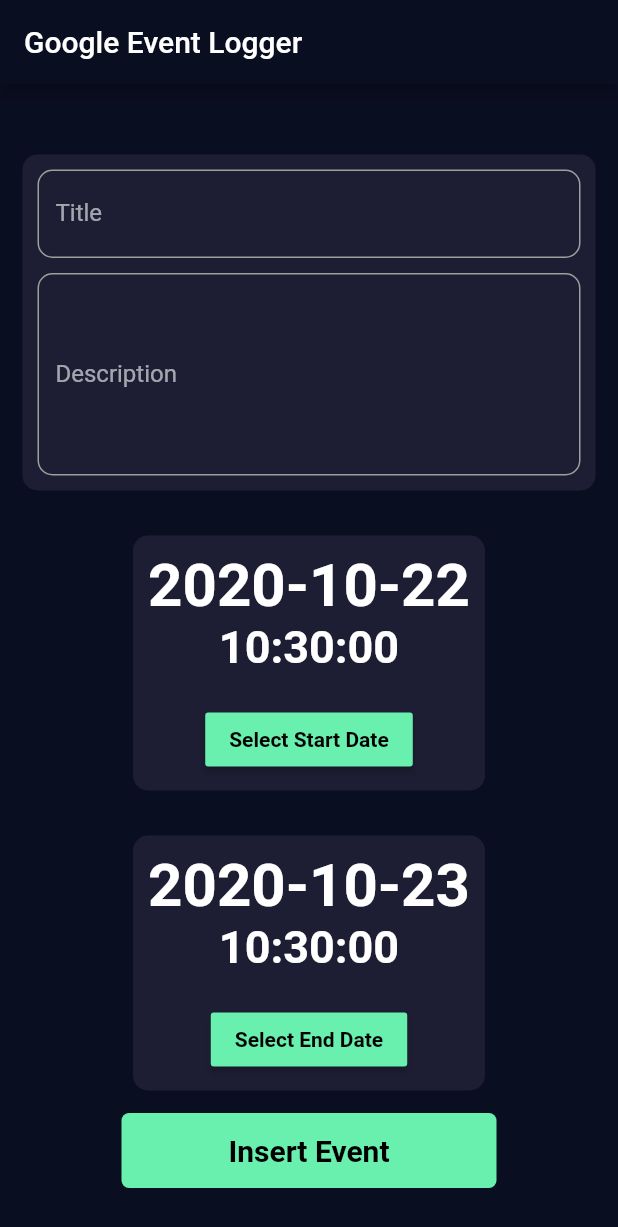
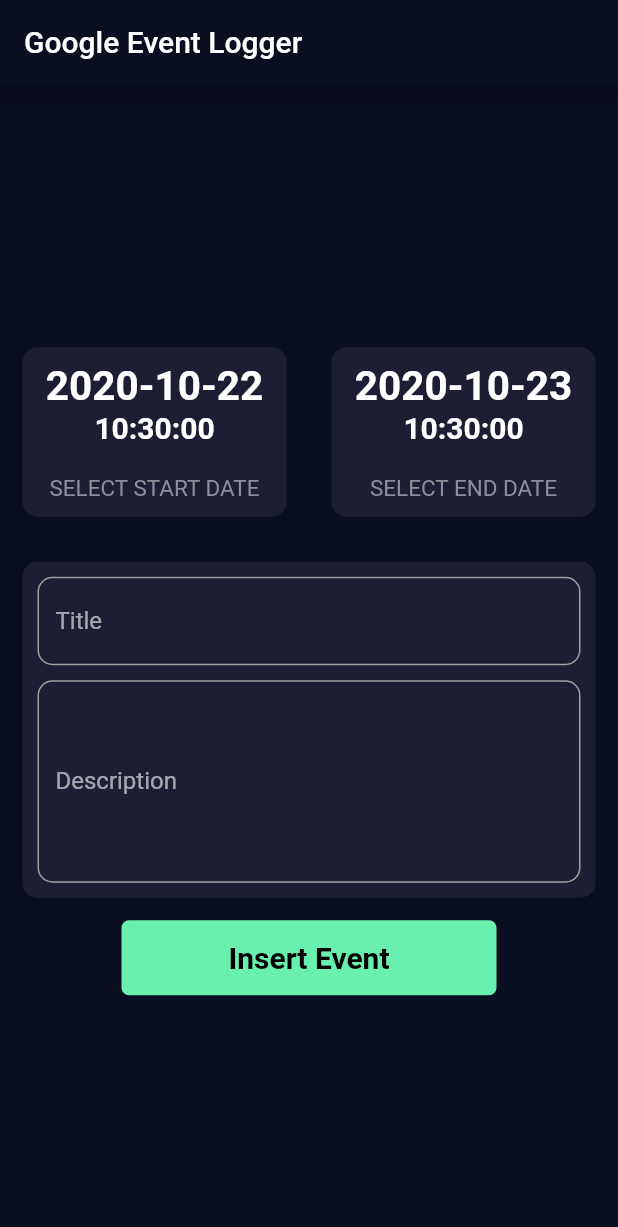
Before and after one commit to hipswan/google-calender-logger, a Flutter app: the screen it shows after launch, on a phone screen of 412 x 824 dp. Shown: the top 1227 px of the screen. Run offline on Flutter 3.47's test engine with Material 2 defaults, Android fonts, the phone set to English and light mode, and no system bars; our stand-ins replace flutter_datetime_picker, google_sign_in.

Commit message:
layout changed

```diff
--- a/lib/constants.dart
+++ b/lib/constants.dart
@@ -1,3 +1,9 @@
 import 'package:flutter/material.dart';
 
 const kCardColour = Color(0xFF1D1E33);
+const kLabelTextStyle = TextStyle(
+  fontSize: 15,
+  color: Color(0xFF8D8E98),
+);
+
+const kActiveCardColour = Color(0xFF111328);
--- a/lib/home.dart
+++ b/lib/home.dart
@@ -118,6 +118,7 @@ class _HomeState extends State<Home> {
 
   logout() {
     googleSignIn.signOut();
+    _currentUser.clearAuthCache();
   }
 
   Scaffold buildAuthScreen(context) {
@@ -130,6 +131,98 @@ class _HomeState extends State<Home> {
         child: SingleChildScrollView(
           child: Column(
             children: [
+              Row(
+                children: [
+                  Expanded(
+                    flex: 1,
+                    child: GestureDetector(
+                      onTap: () => DatePicker.showDateTimePicker(context,
+                          showTitleActions: true,
+                          minTime: DateTime(2019, 3, 5),
+                          maxTime: DateTime(2200, 6, 7), onChanged: (date) {
+                        print('change $date');
+                      }, onConfirm: (date) {
+                        setState(() {
+                          this.startTime = date;
+                        });
+                      }, currentTime: DateTime.now(), locale: LocaleType.en),
+                      child: ReusableCard(
+                        colour: kCardColour,
+                        cardChild: Container(
+                          padding: EdgeInsets.all(10.0),
+                          child: Column(
+                            children: [
+                              Text(
+                                "${startTime.toLocal()}".split(' ')[0],
+                                style: TextStyle(
+                                    fontSize: 27, fontWeight: FontWeight.bold),
+                              ),
+                              Text(
+                                "${startTime.toLocal()}"
+                                    .split(' ')[1]
+                                    .substring(0, 8),
+                                style: TextStyle(
+                                    fontSize: 20, fontWeight: FontWeight.bold),
+                              ),
+                              SizedBox(
+                                height: 20.0,
+                              ),
+                              Text(
+                                "SELECT START DATE",
+                                style: kLabelTextStyle,
+                              ),
+                            ],
+                          ),
+                        ),
+                      ),
+                    ),
+                  ),
+                  Expanded(
+                    flex: 1,
+                    child: GestureDetector(
+                      onTap: () => DatePicker.showDateTimePicker(context,
+                          showTitleActions: true,
+                          minTime: DateTime(2019, 3, 5),
+                          maxTime: DateTime(2200, 6, 7), onChanged: (date) {
+                        print('change $date');
+                      }, onConfirm: (date) {
+                        setState(() {
+                          this.endTime = date;
+                        });
+                      }, currentTime: DateTime.now(), locale: LocaleType.en),
+                      child: ReusableCard(
+                        colour: kCardColour,
+                        cardChild: Container(
+                          padding: EdgeInsets.all(10.0),
+                          child: Column(
+                            children: [
+                              Text(
+                                "${endTime.toLocal()}".split(' ')[0],
+                                style: TextStyle(
+                                    fontSize: 27, fontWeight: FontWeight.bold),
+                              ),
+                              Text(
+                                "${endTime.toLocal()}"
+                                    .split(' ')[1]
+                                    .substring(0, 8),
+                                style: TextStyle(
+                                    fontSize: 20, fontWeight: FontWeight.bold),
+                              ),
+                              SizedBox(
+                                height: 20.0,
+                              ),
+                              Text(
+                                "SELECT END DATE",
+                                style: kLabelTextStyle,
+                              ),
+                            ],
+                          ),
+                        ),
+                      ),
+                    ),
+                  ),
+                ],
+              ),
               ReusableCard(
                 colour: kCardColour,
                 cardChild: Container(
@@ -184,88 +277,6 @@ class _HomeState extends State<Home> {
                   ),
                 ),
               ),
-              ReusableCard(
-                colour: kCardColour,
-                cardChild: Container(
-                  padding: EdgeInsets.all(10.0),
-                  child: Column(
-                    children: [
-                      Text(
-                        "${startTime.toLocal()}".split(' ')[0],
-                        style: TextStyle(
-                            fontSize: 40, fontWeight: FontWeight.bold),
-                      ),
-                      Text(
-                        "${startTime.toLocal()}".split(' ')[1].substring(0, 8),
-                        style: TextStyle(
-                            fontSize: 30, fontWeight: FontWeight.bold),
-                      ),
-                      SizedBox(
-                        height: 20.0,
-                      ),
-                      RaisedButton(
-                        onPressed: () => DatePicker.showDateTimePicker(context,
-                            showTitleActions: true,
-                            minTime: DateTime(2019, 3, 5),
-                            maxTime: DateTime(2200, 6, 7), onChanged: (date) {
-                          print('change $date');
-                        }, onConfirm: (date) {
-                          setState(() {
-                            this.startTime = date;
-                          });
-                        }, currentTime: DateTime.now(), locale: LocaleType.en),
-                        child: Text(
-                          'Select Start Date',
-                          style: TextStyle(
-                              color: Colors.black, fontWeight: FontWeight.bold),
-                        ),
-                        color: Colors.greenAccent,
-                      ),
-                    ],
-                  ),
-                ),
-              ),
-              ReusableCard(
-                colour: kCardColour,
-                cardChild: Container(
-                  padding: EdgeInsets.all(10.0),
-                  child: Column(
-                    children: [
-                      Text(
-                        "${endTime.toLocal()}".split(' ')[0],
-                        style: TextStyle(
-                            fontSize: 40, fontWeight: FontWeight.bold),
-                      ),
-                      Text(
-                        "${endTime.toLocal()}".split(' ')[1].substring(0, 8),
-                        style: TextStyle(
-                            fontSize: 30, fontWeight: FontWeight.bold),
-                      ),
-                      SizedBox(
-                        height: 20.0,
-                      ),
-                      RaisedButton(
-                        onPressed: () => DatePicker.showDateTimePicker(context,
-                            showTitleActions: true,
-                            minTime: DateTime(2019, 3, 5),
-                            maxTime: DateTime(2200, 6, 7), onChanged: (date) {
-                          print('change $date');
-                        }, onConfirm: (date) {
-                          setState(() {
-                            this.endTime = date;
-                          });
-                        }, currentTime: DateTime.now(), locale: LocaleType.en),
-                        child: Text(
-                          'Select End Date',
-                          style: TextStyle(
-                              color: Colors.black, fontWeight: FontWeight.bold),
-                        ),
-                        color: Colors.greenAccent,
-                      ),
-                    ],
-                  ),
-                ),
-              ),
               GestureDetector(
                 onTap: () async {
                   //log('add event pressed');
@@ -298,6 +309,7 @@ class _HomeState extends State<Home> {
                               '${jsonResponse['error']['errors'][0]['message']}'));
                       _scaffoldKey.currentState.showSnackBar(snackbar);
                     }
+                    await _currentUser.clearAuthCache();
                     await googleSignIn.signOut();
                   } on Exception catch (_) {
                     SnackBar snackbar =
```
